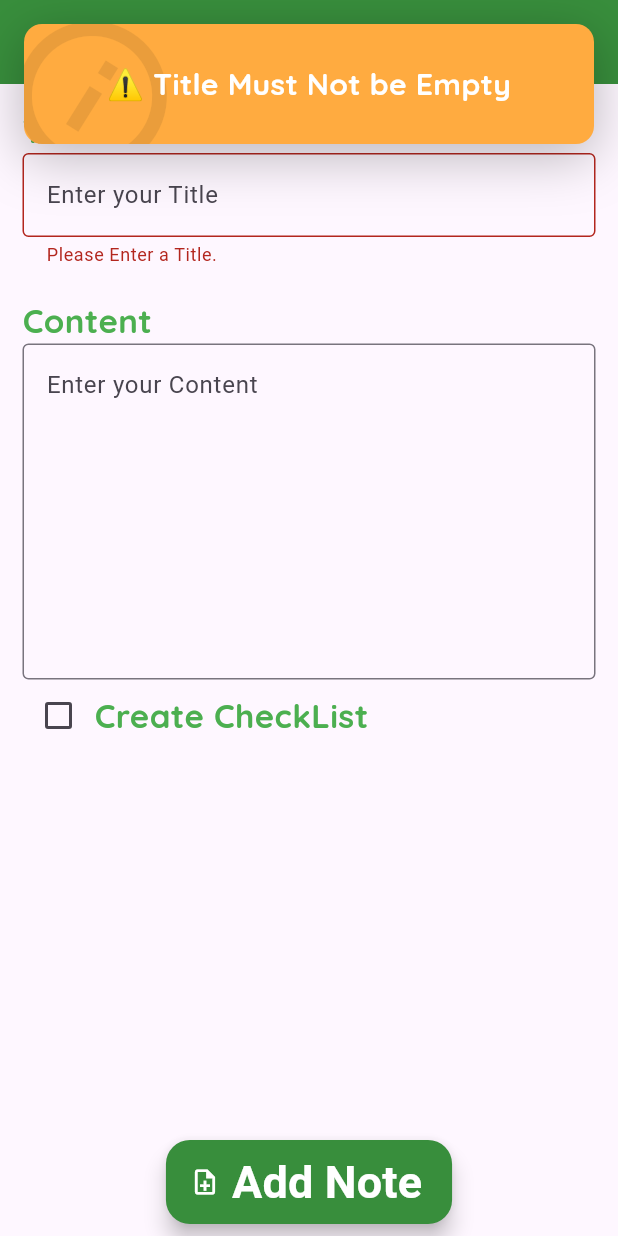
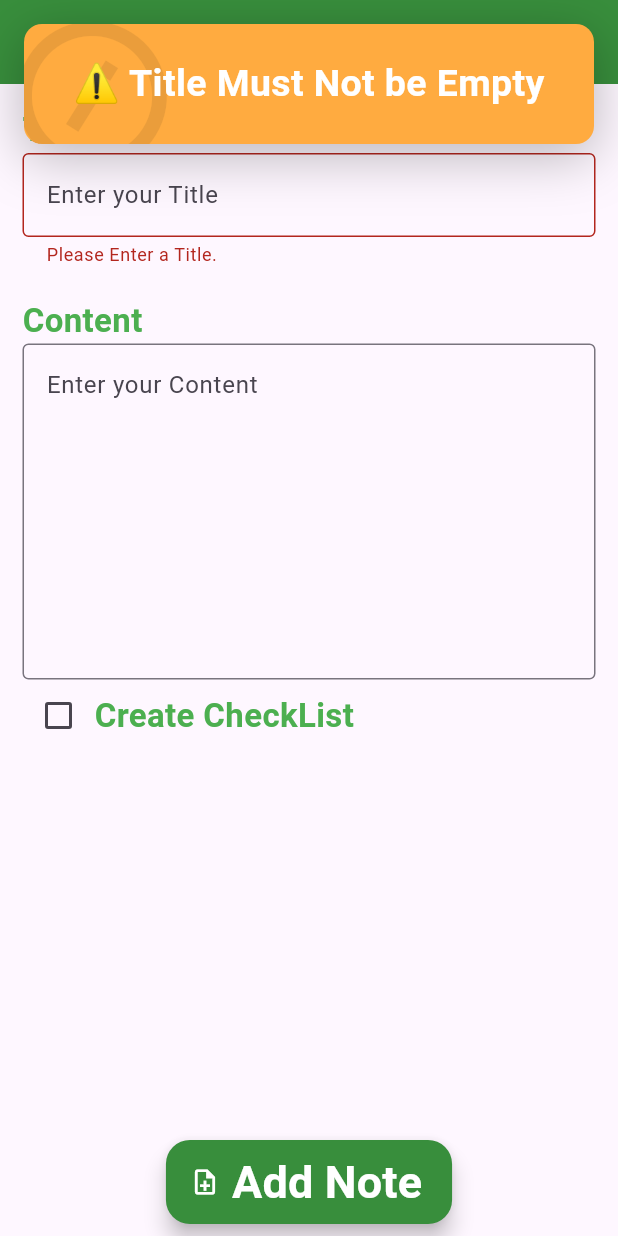
Before and after one commit to sreedeviluminar/noteapp_internship, a Flutter app: the AddNoteScreen screen opened directly, after a tap on "Add Note", on a phone screen of 412 x 824 dp. Run offline on Flutter 3.47's test engine with Material 3 defaults, Android fonts, the phone set to English and light mode, and no system bars; drawn by our look-alikes of top_snackbar_flutter; our stand-ins replace google_fonts, hive, hive_flutter, lottie; accounts and stored records are empty; generated files the repository leaves out were written again; Roboto replaces fonts that are missing (Kanit).

Commit message:
initial commit

```diff
--- a/lib/database/db.dart
+++ b/lib/database/db.dart
@@ -11,4 +11,6 @@ class HiveDb {
     int id = await Hive.box<Note>('my_notes').add(note);
     return id;
   }
+
+
 }
--- a/lib/utils/textConstants.dart
+++ b/lib/utils/textConstants.dart
@@ -3,13 +3,14 @@ import 'package:google_fonts/google_fonts.dart';
 import 'package:noteapp_internship/utils/appcolors.dart';
 
 class AppTextTheme {
-  static TextStyle appBarTextStyle = GoogleFonts.kanit(
+  static TextStyle appBarTextStyle = GoogleFonts.aBeeZee(
       fontWeight: FontWeight.bold, fontSize: 30, color: AppColor.headTextTheme);
-  static TextStyle titleTextStyle = GoogleFonts.quicksand(
-      fontWeight: FontWeight.bold, fontSize: 20, color: AppColor.headTextTheme);
-  static TextStyle subTitleTextStyle = GoogleFonts.quicksand(
+  static TextStyle titleTextStyle = GoogleFonts.aBeeZee(
+      fontWeight: FontWeight.bold, fontSize: 25, color: AppColor.headTextTheme);
+  static TextStyle subTitleTextStyle = GoogleFonts.aBeeZee(
       fontStyle: FontStyle.italic, fontSize: 15, color: AppColor.contentColor);
-
-  static TextStyle bodyTextStyle = GoogleFonts.quicksand(
+  static TextStyle checkTextStyle = GoogleFonts.aBeeZee(
+      fontWeight: FontWeight.bold, fontSize: 22, color: AppColor.bodyTextColor);
+  static TextStyle bodyTextStyle = GoogleFonts.aBeeZee(
       fontWeight: FontWeight.bold, fontSize: 22, color: AppColor.bodyTextColor);
 }
```
Also changed, not shown: lib/screens/home_note.dart (+21 -7 lines), lib/screens/note_details.dart (+83 -2 lines).
